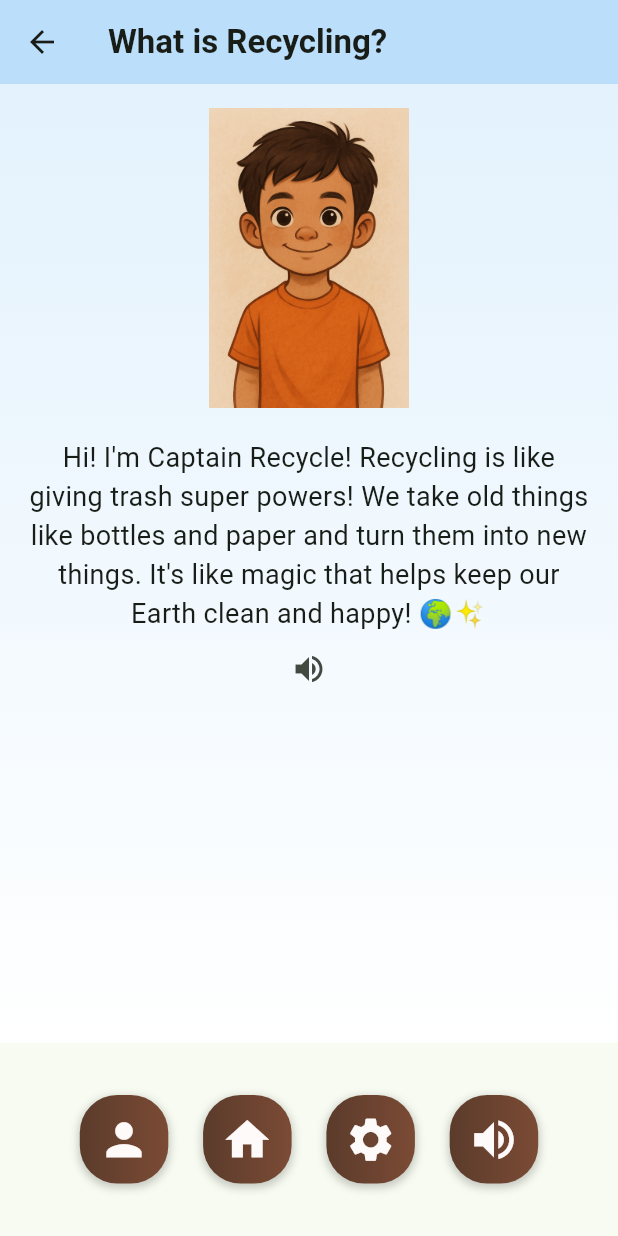
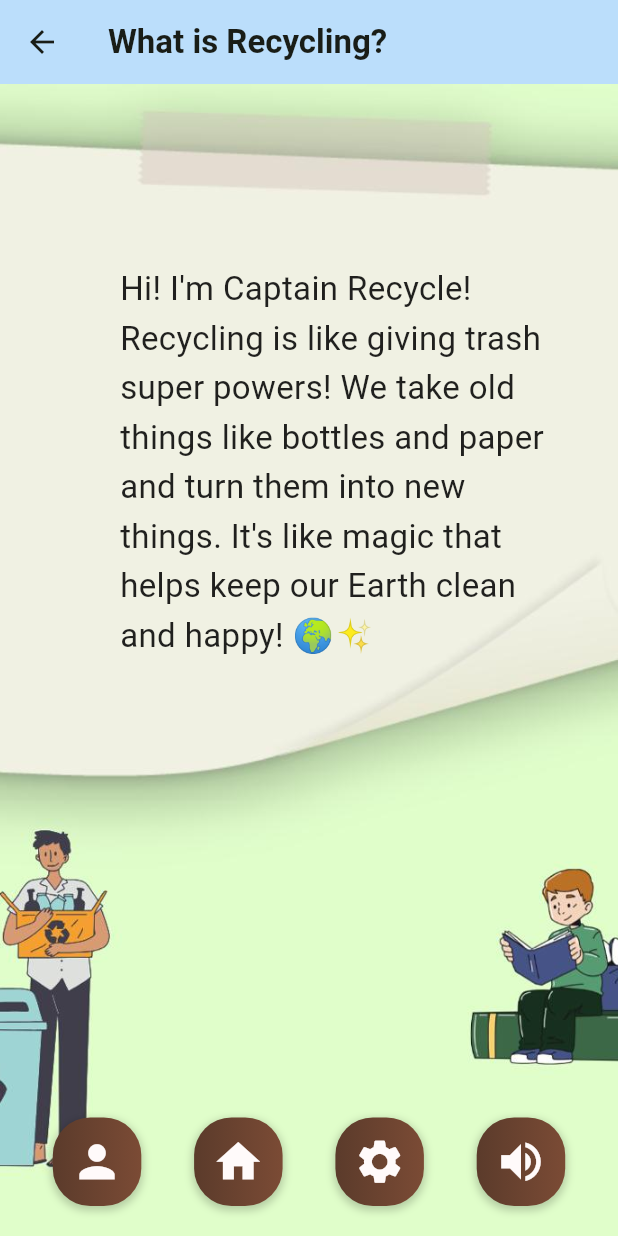
Before and after one commit to sairammotupalli/tidy_town, a Flutter app: the RecycleDetailScreen screen opened directly with empty values, on a phone screen of 412 x 824 dp. Run offline on Flutter 3.47's test engine with Material 3 defaults, Android fonts, the phone set to English and light mode, and no system bars; our stand-ins replace flutter_tts; Roboto replaces fonts that are missing (ComicNeue).

Commit message:
Update RecycleScreen: Remove Listen button, add text-to-speech to volume button, and update UI layout

```diff
--- a/lib/screens/recycle_screen.dart
+++ b/lib/screens/recycle_screen.dart
@@ -120,13 +120,13 @@ class _RecycleScreenState extends State<RecycleScreen> {
         children: [
           Expanded(
             child: Container(
-              decoration: BoxDecoration(
-                gradient: LinearGradient(
-                  begin: Alignment.topCenter,
-                  end: Alignment.bottomCenter,
-                  colors: [Colors.blue.shade50, Colors.white],
-                ),
-              ),
+              // decoration: BoxDecoration(
+              //   gradient: LinearGradient(
+              //     begin: Alignment.topCenter,
+              //     end: Alignment.bottomCenter,
+              //     colors: [Colors.blue.shade50, Colors.white],
+              //   ),
+              // ),
               child: LayoutBuilder(
                 builder: (context, constraints) {
                   return Center(
@@ -180,13 +180,7 @@ class _RecycleScreenState extends State<RecycleScreen> {
               ),
             ),
           ),
-          Container(
-            margin: const EdgeInsets.symmetric(horizontal: 20, vertical: 20),
-            padding: const EdgeInsets.symmetric(vertical: 15, horizontal: 10),
-            decoration: BoxDecoration(
-              borderRadius: BorderRadius.circular(25),
-            ),
-            child: Row(
+          Row(
             mainAxisAlignment: MainAxisAlignment.spaceEvenly,
             children: [
               _buildGradientButton(
@@ -207,7 +201,7 @@ class _RecycleScreenState extends State<RecycleScreen> {
               ),
             ],
           ),
-          ),
+          const SizedBox(height: 20),
         ],
       ),
     );
@@ -398,38 +392,90 @@ class _RecycleDetailScreenState extends State<RecycleDetailScreen> {
   }
 
   Widget _buildWhatIsRecyclingContent() {
-    return SingleChildScrollView(
-      padding: const EdgeInsets.all(16),
-      child: Column(
+    return Stack(
       children: [
-          Container(
-            height: 200,
-            decoration: BoxDecoration(
-              borderRadius: BorderRadius.circular(15),
-              image: const DecorationImage(
-                image: AssetImage('assets/images/avatar.png'),
-                fit: BoxFit.contain,
+        // Background Image
+        Positioned.fill(
+          child: Image.asset(
+            'assets/images/recycle/background.jpeg',
+            fit: BoxFit.cover,
           ),
         ),
-          ),
+        // Content in white paper
+        Positioned(
+          top: 100,
+          left: 80,
+          right: 40,
+          child: Column(
+            crossAxisAlignment: CrossAxisAlignment.start,
+            mainAxisSize: MainAxisSize.min,
+            children: [
+              // Text(
+              //   _translationService.translate("What is Recycling?"),
+              //   style: const TextStyle(
+              //     fontSize: 28,
+              //     fontWeight: FontWeight.bold,
+              //     color: Colors.blue,
+              //     fontFamily: 'ComicNeue',
+              //   ),
+              // ),
               const SizedBox(height: 20),
               Text(
                 _translationService.translate(
                   "Hi! I'm Captain Recycle! Recycling is like giving trash super powers! We take old things like bottles and paper and turn them into new things. It's like magic that helps keep our Earth clean and happy! 🌍✨"
                 ),
                 style: const TextStyle(
-              fontSize: 18,
+                  fontSize: 22,
+                  height: 1.5,
                   fontFamily: 'ComicNeue',
+                  color: Colors.black87,
+
                 ),
-            textAlign: TextAlign.center,
               ),
-          IconButton(
-            icon: const Icon(Icons.volume_up),
+            ],
+          ),
+        ),
+        // Menu buttons at bottom
+        Positioned(
+          bottom: 20,
+          left: 0,
+          right: 0,
+          child: Row(
+            mainAxisAlignment: MainAxisAlignment.spaceEvenly,
+            children: [
+              _buildGradientButton(
+                icon: Icons.person,
+                onPressed: () => _showLogoutDialog(),
+              ),
+              _buildGradientButton(
+                icon: Icons.home,
+                onPressed: () => Navigator.pop(context),
+              ),
+              _buildGradientButton(
+                icon: Icons.settings,
+                onPressed: () {},
+              ),
+              _buildGradientButton(
+                icon: Icons.volume_up,
                 onPressed: () => _speakText(
                   "Hi! I'm Captain Recycle! Recycling is like giving trash super powers! We take old things like bottles and paper and turn them into new things. It's like magic that helps keep our Earth clean and happy!"
                 ),
               ),
             ],
+          ),
+        ),
+      ],
+    );
+  }
+
+  Widget _buildBulletPoint(String text) {
+    return Text(
+      text,
+      style: const TextStyle(
+        fontSize: 20,
+        height: 1.4,
+        fontFamily: 'ComicNeue',
+        color: Colors.black87,
       ),
     );
   }
@@ -643,10 +689,7 @@ class _RecycleDetailScreenState extends State<RecycleDetailScreen> {
           onPressed: () => Navigator.pop(context),
         ),
       ),
-      body: Column(
-        children: [
-          Expanded(
-            child: Container(
+      body: Container(
         decoration: BoxDecoration(
           gradient: LinearGradient(
             begin: Alignment.topCenter,
@@ -656,37 +699,6 @@ class _RecycleDetailScreenState extends State<RecycleDetailScreen> {
         ),
         child: content,
       ),
-          ),
-          Container(
-            margin: const EdgeInsets.symmetric(horizontal: 20, vertical: 20),
-            padding: const EdgeInsets.symmetric(vertical: 15, horizontal: 10),
-            decoration: BoxDecoration(
-              borderRadius: BorderRadius.circular(25),
-            ),
-            child: Row(
-              mainAxisAlignment: MainAxisAlignment.spaceEvenly,
-              children: [
-                _buildGradientButton(
-                  icon: Icons.person,
-                  onPressed: () => _showLogoutDialog(),
-                ),
-                _buildGradientButton(
-                  icon: Icons.home,
-                  onPressed: () => Navigator.pop(context),
-                ),
-                _buildGradientButton(
-                  icon: Icons.settings,
-                  onPressed: () {},
-                ),
-                _buildGradientButton(
-                  icon: Icons.volume_up,
-                  onPressed: () {},
-                ),
-              ],
-            ),
-          ),
-        ],
-      ),
     );
   }
 }
--- a/lib/services/translation_service.dart
+++ b/lib/services/translation_service.dart
@@ -75,6 +75,12 @@ class TranslationService {
     "Used tissues and paper towels are not recyclable": "Los pañuelos y toallas de papel usados no son reciclables",
     "Most places cannot recycle styrofoam packaging": "La mayoría de los lugares no pueden reciclar el empaque de poliestireno",
     "Regular plastic bags cannot be recycled in normal bins": "Las bolsas de plástico normales no se pueden reciclar en contenedores normales",
+    "Why is it Important?": "¿Por qué es Importante?",
+    "Gives trash a second life": "Dale una segunda vida a la basura",
+    "Helps plants and animals": "Ayuda a las plantas y animales",
+    "Makes our planet happy": "Hace feliz a nuestro planeta",
+    "Keeps our home clean": "Mantiene limpio nuestro hogar",
+    "Listen to the Story": "Escuchar la Historia",
   };
 
   String translate(String text) {
--- a/pubspec.yaml
+++ b/pubspec.yaml
@@ -39,6 +39,7 @@ flutter:
     - assets/images/recycle/metal.png
     - assets/images/recycle/pizza.jpg
     - assets/images/recycle/banana.jpeg
+    - assets/images/recycle/background.jpeg
     - assets/images/compost/compost_ws.png
     - assets/images/landfill/landfill_ws.jpg
 
```
Also changed, not shown: assets/images/recycle/background.jpeg (added). Lines whose indentation alone changed are shown as unchanged.
